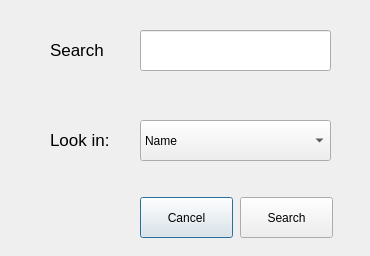
First picture: the form in designer/search_opt.ui, repository NinjaComics/pybombs-qtgui, before the edit.
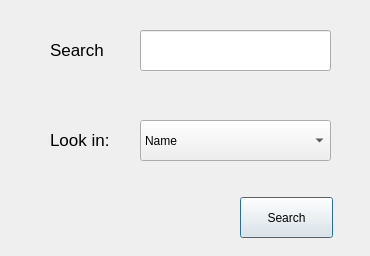
Second picture: the form after the edit. Icons and pictures are not drawn.

Commit message: Replace tableview to tablewidget and add search feature

What changed in the file:
```diff
--- a/designer/search_opt.ui
+++ b/designer/search_opt.ui
@@ -44,19 +44,6 @@
     </rect>
    </property>
   </widget>
-  <widget class="QPushButton" name="pushButton">
-   <property name="geometry">
-    <rect>
-     <x>140</x>
-     <y>197</y>
-     <width>93</width>
-     <height>41</height>
-    </rect>
-   </property>
-   <property name="text">
-    <string>Cancel</string>
-   </property>
-  </widget>
   <widget class="QPushButton" name="pushButton_2">
    <property name="geometry">
     <rect>
```
Left out of the diff: 12 changed lines with no effect on the pictures. The commit also changes 7 other files.
